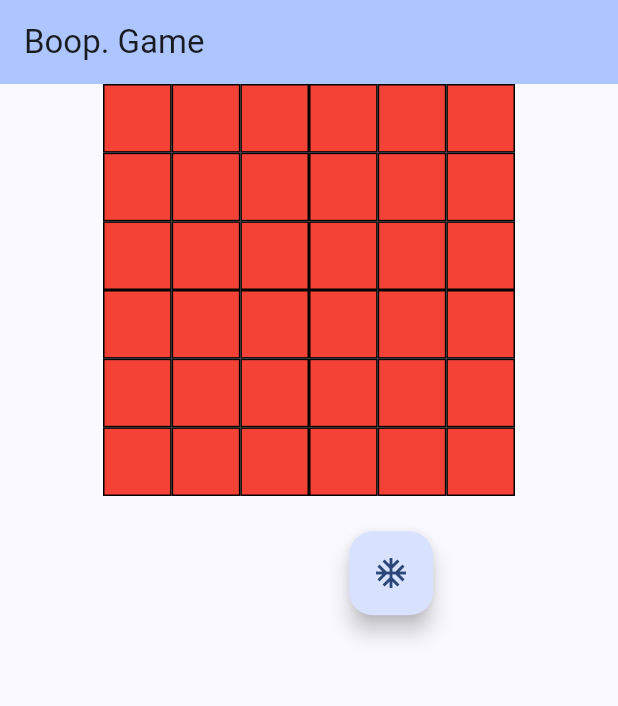
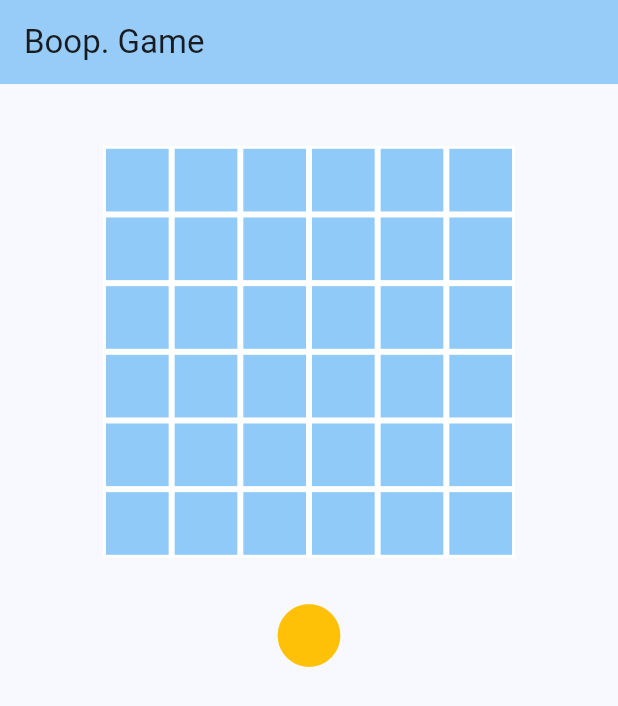
Before and after one commit to LiamWhitenack/boop, a Flutter app: the screen it shows after launch, on a phone screen of 412 x 824 dp. Shown: the top 706 px of the screen. Run offline on Flutter 3.47's test engine with Material 2 defaults, Android fonts, the phone set to English and light mode, and no system bars.

Commit message:
ui changes - quilt, pieces

```diff
--- a/lib/grid.dart
+++ b/lib/grid.dart
@@ -29,12 +29,12 @@ class _GridState extends State<Grid> {
   bool playerOneTurn = true;
   Color getCellColor(dynamic value, Player playerOne) {
     if (value == null) {
-      return Colors.red;
+      return Colors.blue.shade200;
     }
     if (value.player == playerOne) {
-      return Colors.blue;
+      return Colors.amber;
     } else {
-      return Colors.purple;
+      return Colors.grey;
     }
   }
 
@@ -97,7 +97,7 @@ class _GridState extends State<Grid> {
             return Container(
               decoration: BoxDecoration(
                 color: cellColor,
-                border: Border.all(color: Colors.black),
+                border: Border.all(color: Colors.white, width: 2),
               ),
               child: Center(
                 child: Text(
--- a/lib/main.dart
+++ b/lib/main.dart
@@ -18,7 +18,7 @@ class MyApp extends StatelessWidget {
     return MaterialApp(
       title: 'Boop.',
       theme: ThemeData(
-        colorScheme: ColorScheme.fromSeed(seedColor: Colors.blueAccent),
+        colorScheme: ColorScheme.fromSeed(seedColor: Colors.blue.shade200),
         useMaterial3: true,
       ),
       home: Scaffold(
--- a/lib/my_game_page.dart
+++ b/lib/my_game_page.dart
@@ -51,6 +51,7 @@ class _MyGamePageState extends State<MyGamePage> {
       body: Center(
         child: Column(
           children: [
+            SizedBox(height: screenHeight / 20),
             SizedBox(
               height: limitingSize / 1.5,
               width: limitingSize / 1.5,
@@ -65,41 +66,39 @@ class _MyGamePageState extends State<MyGamePage> {
               height: screenHeight / 8,
               width: limitingSize / 1.5,
               child: Row(
-                mainAxisAlignment: MainAxisAlignment.spaceAround,
+                mainAxisAlignment: MainAxisAlignment.center,
                 children: [
                   activePlayer.cats.isNotEmpty
                       // true
                       ? Draggable<String>(
                           data: 'Cat',
-                          feedback: FloatingActionButton(
-                            child: const Icon(Icons.ac_unit),
-                            onPressed: () {},
+                          feedback: Container(
+                            color: Colors.amber,
+                            height: 50,
+                            width: 50,
                           ),
-                          child: FloatingActionButton(
-                            child: const Icon(Icons.ac_unit),
-                            onPressed: () {},
+                          child: Container(
+                            color: Colors.amber,
+                            height: 50,
+                            width: 50,
                           ),
                         )
                       : const SizedBox(),
-                  // activePlayer.cats.isNotEmpty && activePlayer.kittens.isNotEmpty
-                  //     ? Expanded(
-                  //         flex: 1,
-                  //         child: Container(
-                  //           color: Colors.green,
-                  //         ),
-                  //       )
-                  //     : const SizedBox(),
+                  activePlayer.cats.isNotEmpty && activePlayer.kittens.isNotEmpty
+                      ? const SizedBox(width: 100)
+                      : const SizedBox(),
                   activePlayer.kittens.isNotEmpty
-                      // true
-                      ? Draggable<String>(
+                      ? const Draggable<String>(
                           data: 'Kitten',
-                          feedback: FloatingActionButton(
-                            child: const Icon(Icons.ac_unit),
-                            onPressed: () {},
+                          feedback: Icon(
+                            Icons.circle,
+                            color: Colors.amber,
+                            size: 50,
                           ),
-                          child: FloatingActionButton(
-                            child: const Icon(Icons.ac_unit),
-                            onPressed: () {},
+                          child: Icon(
+                            Icons.circle,
+                            color: Colors.amber,
+                            size: 50,
                           ),
                         )
                       : const SizedBox(),
```
